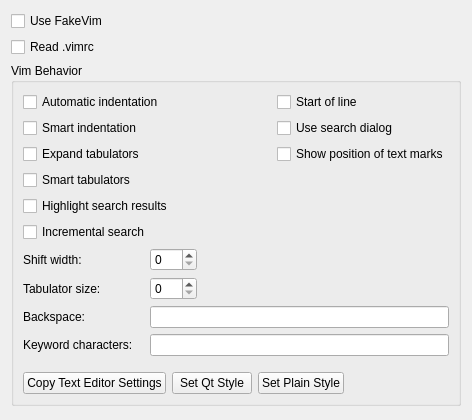
qt-creator/qt-creator, file src/plugins/fakevim/fakevimoptions.ui: the form before one commit.
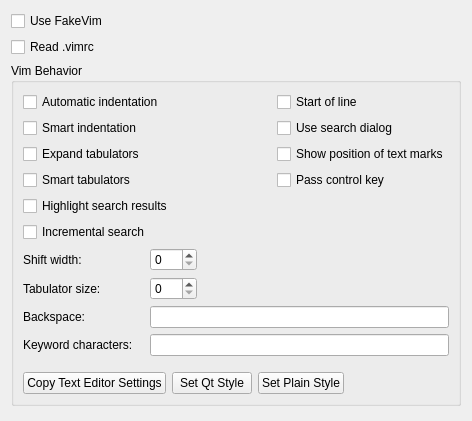
The form after the commit.

Commit message:
fakevim: add an option to pass Control + <x> directly to Creator core
Original code by dcarr.

```diff
--- a/src/plugins/fakevim/fakevimoptions.ui
+++ b/src/plugins/fakevim/fakevimoptions.ui
@@ -7,7 +7,7 @@
     <x>0</x>
     <y>0</y>
     <width>472</width>
-    <height>420</height>
+    <height>421</height>
    </rect>
   </property>
   <layout class="QVBoxLayout" name="verticalLayout_2">
@@ -80,6 +80,16 @@
         </property>
        </widget>
       </item>
+      <item row="3" column="2">
+       <widget class="QCheckBox" name="checkBoxPassControlKey">
+        <property name="toolTip">
+         <string>Checking this box passes key sequences like Ctrl-S to the Creator core instead of interpreting them in FakeVim. This gives easier access to Creator core functionality at the price of losing some features of FakeVim.</string>
+        </property>
+        <property name="text">
+         <string>Pass control key</string>
+        </property>
+       </widget>
+      </item>
       <item row="4" column="0" colspan="2">
        <widget class="QCheckBox" name="checkBoxHlSearch">
         <property name="text">
```
The commit also changes 4 other files.
